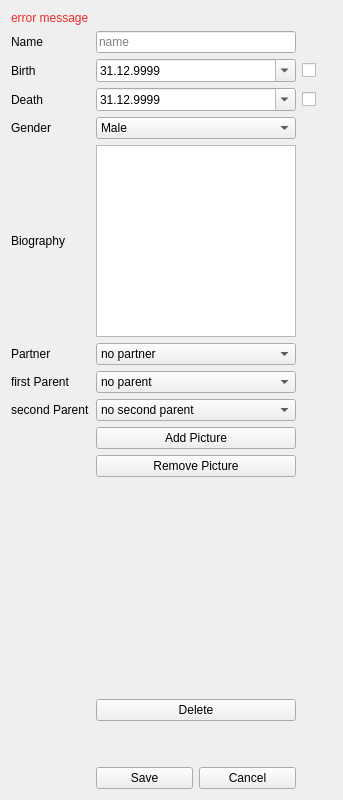
Before: the Qt Designer form FamilyTree/src/gui/editpanel.ui in moumitahmad/Stammbaum, drawn with Qt 5.
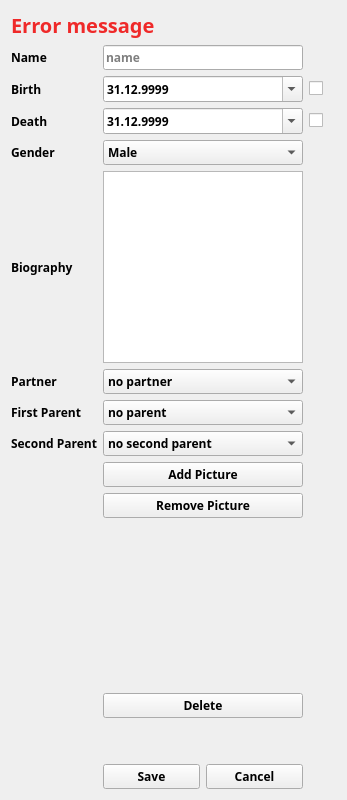
After: the same form once the commit is applied.

```diff
--- a/FamilyTree/src/gui/editpanel.ui
+++ b/FamilyTree/src/gui/editpanel.ui
@@ -6,7 +6,7 @@
    <rect>
     <x>0</x>
     <y>0</y>
-    <width>343</width>
+    <width>347</width>
     <height>800</height>
    </rect>
   </property>
@@ -18,6 +18,13 @@
     <layout class="QGridLayout" name="gridLayout_3">
      <item row="3" column="2">
       <widget class="QDateEdit" name="ChoosenBirth">
+       <property name="font">
+        <font>
+         <family>Sawasdee</family>
+         <weight>75</weight>
+         <bold>true</bold>
+        </font>
+       </property>
        <property name="dateTime">
         <datetime>
          <hour>0</hour>
@@ -66,10 +73,24 @@
          <height>16777215</height>
         </size>
        </property>
+       <property name="font">
+        <font>
+         <family>Sawasdee</family>
+         <weight>75</weight>
+         <bold>true</bold>
+        </font>
+       </property>
       </widget>
      </item>
      <item row="3" column="0">
       <widget class="QLabel" name="LabelBirth">
+       <property name="font">
+        <font>
+         <family>Sawasdee</family>
+         <weight>75</weight>
+         <bold>true</bold>
+        </font>
+       </property>
        <property name="text">
         <string>Birth</string>
        </property>
@@ -77,6 +98,13 @@
      </item>
      <item row="11" column="2">
       <widget class="QPushButton" name="ButtonAddPicture">
+       <property name="font">
+        <font>
+         <family>Sawasdee</family>
+         <weight>75</weight>
+         <bold>true</bold>
+        </font>
+       </property>
        <property name="text">
         <string>Add Picture</string>
        </property>
@@ -86,6 +114,13 @@
       <layout class="QHBoxLayout" name="horizontalLayout_3">
        <item>
         <widget class="QPushButton" name="ButtonSave">
+         <property name="font">
+          <font>
+           <family>Sawasdee</family>
+           <weight>75</weight>
+           <bold>true</bold>
+          </font>
+         </property>
          <property name="text">
           <string>Save</string>
          </property>
@@ -93,6 +128,13 @@
        </item>
        <item>
         <widget class="QPushButton" name="ButtonCancel">
+         <property name="font">
+          <font>
+           <family>Sawasdee</family>
+           <weight>75</weight>
+           <bold>true</bold>
+          </font>
+         </property>
          <property name="text">
           <string>Cancel</string>
          </property>
@@ -102,6 +144,13 @@
      </item>
      <item row="8" column="2">
       <widget class="QComboBox" name="ChoosePartner">
+       <property name="font">
+        <font>
+         <family>Sawasdee</family>
+         <weight>75</weight>
+         <bold>true</bold>
+        </font>
+       </property>
        <item>
         <property name="text">
          <string>no partner</string>
@@ -111,6 +160,13 @@
      </item>
      <item row="7" column="0">
       <widget class="QLabel" name="LabelBiography">
+       <property name="font">
+        <font>
+         <family>Sawasdee</family>
+         <weight>75</weight>
+         <bold>true</bold>
+        </font>
+       </property>
        <property name="text">
         <string>Biography</string>
        </property>
@@ -118,13 +174,27 @@
      </item>
      <item row="9" column="0">
       <widget class="QLabel" name="firstParentLabel">
+       <property name="font">
+        <font>
+         <family>Sawasdee</family>
+         <weight>75</weight>
+         <bold>true</bold>
+        </font>
+       </property>
        <property name="text">
-        <string>first Parent</string>
+        <string>First Parent</string>
        </property>
       </widget>
      </item>
      <item row="10" column="2">
       <widget class="QComboBox" name="In_SecondParent">
+       <property name="font">
+        <font>
+         <family>Sawasdee</family>
+         <weight>75</weight>
+         <bold>true</bold>
+        </font>
+       </property>
        <item>
         <property name="text">
          <string>no second parent</string>
@@ -152,6 +222,13 @@
          <height>16777215</height>
         </size>
        </property>
+       <property name="font">
+        <font>
+         <family>Sawasdee</family>
+         <weight>75</weight>
+         <bold>true</bold>
+        </font>
+       </property>
        <property name="currentText">
         <string>Male</string>
        </property>
@@ -179,6 +256,13 @@
      </item>
      <item row="6" column="0">
       <widget class="QLabel" name="LabelGender">
+       <property name="font">
+        <font>
+         <family>Sawasdee</family>
+         <weight>75</weight>
+         <bold>true</bold>
+        </font>
+       </property>
        <property name="text">
         <string>Gender</string>
        </property>
@@ -204,6 +288,13 @@
          <height>16777215</height>
         </size>
        </property>
+       <property name="font">
+        <font>
+         <family>Sawasdee</family>
+         <weight>75</weight>
+         <bold>true</bold>
+        </font>
+       </property>
        <property name="placeholderText">
         <string>name</string>
        </property>
@@ -211,6 +302,13 @@
      </item>
      <item row="9" column="2">
       <widget class="QComboBox" name="In_FirstParent">
+       <property name="font">
+        <font>
+         <family>Sawasdee</family>
+         <weight>75</weight>
+         <bold>true</bold>
+        </font>
+       </property>
        <item>
         <property name="text">
          <string>no parent</string>
@@ -220,6 +318,13 @@
      </item>
      <item row="8" column="0">
       <widget class="QLabel" name="label">
+       <property name="font">
+        <font>
+         <family>Sawasdee</family>
+         <weight>75</weight>
+         <bold>true</bold>
+        </font>
+       </property>
        <property name="text">
         <string>Partner</string>
        </property>
@@ -227,6 +332,13 @@
      </item>
      <item row="14" column="2">
       <widget class="QPushButton" name="ButtonDelete">
+       <property name="font">
+        <font>
+         <family>Sawasdee</family>
+         <weight>75</weight>
+         <bold>true</bold>
+        </font>
+       </property>
        <property name="text">
         <string>Delete</string>
        </property>
@@ -234,8 +346,15 @@
      </item>
      <item row="10" column="0">
       <widget class="QLabel" name="label_2">
+       <property name="font">
+        <font>
+         <family>Sawasdee</family>
+         <weight>75</weight>
+         <bold>true</bold>
+        </font>
+       </property>
        <property name="text">
-        <string>second Parent</string>
+        <string>Second Parent</string>
        </property>
       </widget>
      </item>
@@ -257,6 +376,13 @@
      </item>
      <item row="1" column="0">
       <widget class="QLabel" name="LabelName">
+       <property name="font">
+        <font>
+         <family>Sawasdee</family>
+         <weight>75</weight>
+         <bold>true</bold>
+        </font>
+       </property>
        <property name="text">
         <string>Name</string>
        </property>
@@ -267,6 +393,13 @@
        <property name="enabled">
         <bool>true</bool>
        </property>
+       <property name="font">
+        <font>
+         <family>Sawasdee</family>
+         <weight>75</weight>
+         <bold>true</bold>
+        </font>
+       </property>
        <property name="dateTime">
         <datetime>
          <hour>0</hour>
@@ -297,6 +430,13 @@
      </item>
      <item row="5" column="0">
       <widget class="QLabel" name="LabelDeath">
+       <property name="font">
+        <font>
+         <family>Sawasdee</family>
+         <weight>75</weight>
+         <bold>true</bold>
+        </font>
+       </property>
        <property name="text">
         <string>Death</string>
        </property>
@@ -320,6 +460,13 @@
      </item>
      <item row="12" column="2">
       <widget class="QPushButton" name="ButtonRemovePicture">
+       <property name="font">
+        <font>
+         <family>Sawasdee</family>
+         <weight>75</weight>
+         <bold>true</bold>
+        </font>
+       </property>
        <property name="text">
         <string>Remove Picture</string>
        </property>
@@ -329,8 +476,16 @@
    </item>
    <item row="0" column="0">
     <widget class="QLabel" name="ErrorMessage">
+     <property name="font">
+      <font>
+       <family>Sawasdee</family>
+       <pointsize>15</pointsize>
+       <weight>75</weight>
+       <bold>true</bold>
+      </font>
+     </property>
      <property name="text">
-      <string>&lt;html&gt;&lt;head/&gt;&lt;body&gt;&lt;p&gt;&lt;span style=&quot; color:#ef2929;&quot;&gt;error message&lt;/span&gt;&lt;/p&gt;&lt;/body&gt;&lt;/html&gt;</string>
+      <string>&lt;html&gt;&lt;head/&gt;&lt;body&gt;&lt;p&gt;&lt;span style=&quot; color:#ef2929;&quot;&gt;Error message&lt;/span&gt;&lt;/p&gt;&lt;/body&gt;&lt;/html&gt;</string>
      </property>
     </widget>
    </item>
```
